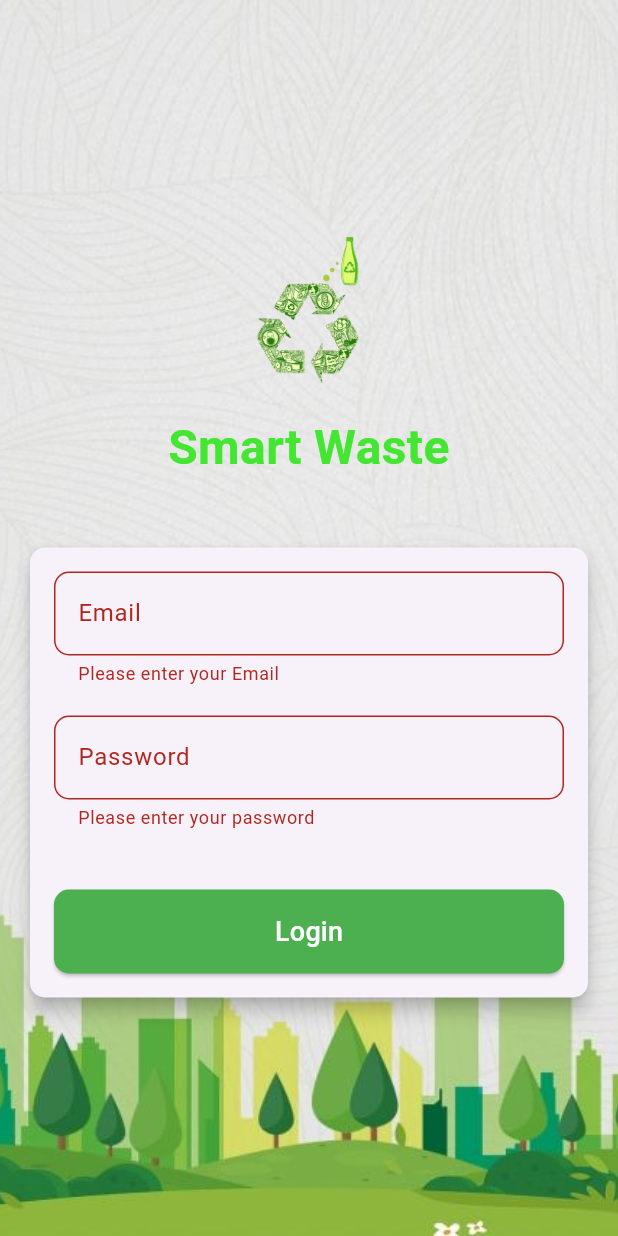
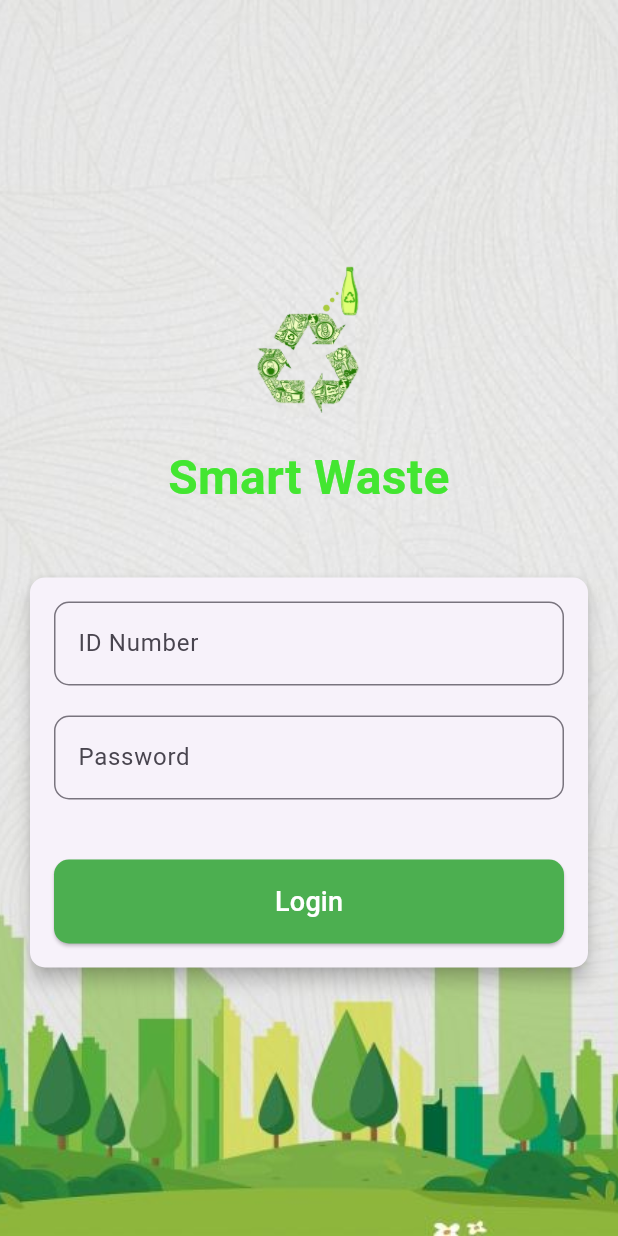
Before and after one commit to Azucarz/Recycle-To-Money-Andriod, a Flutter app: the screen it shows after launch, after a tap on "Login", on a phone screen of 412 x 824 dp. Run offline on Flutter 3.47's test engine with Material 3 defaults, Android fonts, the phone set to English and light mode, and no system bars; our stand-ins replace supabase_flutter; accounts and stored records are empty.

Commit message:
30% work
Ini project 30% work 70% putus asa

```diff
--- a/lib/login_page.dart
+++ b/lib/login_page.dart
@@ -1,13 +1,8 @@
 import 'package:flutter/material.dart';
-import 'package:supabase_flutter/supabase_flutter.dart';
-import 'profil_page.dart';
+import 'package:smart_waste/profil_user_page.dart';
+import 'profil_user_page.dart';
 
-void main() async {
-  // Inisialisasi Supabase
-  await Supabase.initialize(
-    url: 'https://eicuolgrlmpkywitfblr.supabase.co', // URL Supabase Anda
-    anonKey: 'eyJhbGciOiJIUzI1NiIsInR5cCI6IkpXVCJ9.eyJpc3MiOiJzdXBhYmFzZSIsInJlZiI6ImVpY3VvbGdybG1wa3l3aXRmYmxyIiwicm9sZSI6ImFub24iLCJpYXQiOjE3MjQ3NzM0OTYsImV4cCI6MjA0MDM0OTQ5Nn0.e_fxtoz74yBNO1ircGFci2lIQ6dGeTNL02oTJhggx7U', // anonKey Supabase Anda
-  );
+void main() {
   runApp(const MyApp());
 }
 
@@ -38,45 +33,13 @@ class _LoginPageState extends State<LoginPage> {
   final _formKey = GlobalKey<FormState>();
   final TextEditingController _emailController = TextEditingController();
   final TextEditingController _passwordController = TextEditingController();
-  final _supabaseClient = Supabase.instance.client;
-
-  String _errorMessage = '';
-
-  Future<void> _login() async {
-    final email = _emailController.text;
-    final password = _passwordController.text;
-
-    try {
-      final response = await _supabaseClient.auth.signInWithPassword(
-        email: email,
-        password: password,
-      );
-
-      if (response.session == null) {
-        setState(() {
-          _errorMessage = 'Login failed: Invalid email or password';
-        });
-        return;
-      }
-
-      // Login berhasil, arahkan ke halaman profile.dart
-      Navigator.pushReplacement(
-  context,
-  MaterialPageRoute(builder: (context) => const ProfilePage()),
-);
-    } catch (e) {
-      // Tangani kesalahan jika terjadi
-      setState(() {
-        _errorMessage = 'An error occurred: $e';
-      });
-    }
-  }
 
   @override
   Widget build(BuildContext context) {
     return Scaffold(
       body: Stack(
         children: [
+          // Gambar background
           Container(
             decoration: const BoxDecoration(
               image: DecorationImage(
@@ -121,7 +84,7 @@ class _LoginPageState extends State<LoginPage> {
                             TextFormField(
                               controller: _emailController,
                               decoration: InputDecoration(
-                                labelText: 'Email',
+                                labelText: 'ID Number',
                                 border: OutlineInputBorder(
                                   borderRadius: BorderRadius.circular(10.0),
                                 ),
@@ -129,7 +92,7 @@ class _LoginPageState extends State<LoginPage> {
                               keyboardType: TextInputType.emailAddress,
                               validator: (value) {
                                 if (value!.isEmpty) {
-                                  return 'Please enter your Email';
+                                  return 'Please enter your ID Number';
                                 }
                                 return null;
                               },
@@ -162,9 +125,39 @@ class _LoginPageState extends State<LoginPage> {
                                 padding: const EdgeInsets.symmetric(vertical: 15.0),
                               ),
                               onPressed: () {
-                                if (_formKey.currentState!.validate()) {
-                                  _login();
-                                }
+                                // if (_formKey.currentState!.validate()) {
+                                  String email = _emailController.text;
+                                  String password = _passwordController.text;
+
+                                  print('Email: $email, Password: $password');
+                                  if (email == 'customer@gmail.com') {
+                                    if (password == 'customer') {
+                                      // Navigate to ProfilPage
+                                      Navigator.push(
+                                        context,
+                                        MaterialPageRoute(
+                                            builder: (context) => HomePage()),
+
+                                      );
+                                      debugPrint("Customer");
+                                    } else {
+                                      debugPrint("You are not the user.Please Register");
+                                    }
+                                  } else if (email == 'worker@gmail.com') {
+                                    if (password == 'worker') {
+                                      Navigator.push(
+                                        context,
+                                        MaterialPageRoute(
+                                            builder: (context) => HomePage()),
+                                        );
+                                        debugPrint("Worker");
+                                    } else {
+                                      debugPrint("You are not the user.Please Register");
+                                    }
+                                  }
+
+
+                                // }
                               },
                               child: const Text(
                                 'Login',
@@ -174,14 +167,6 @@ class _LoginPageState extends State<LoginPage> {
                                 ),
                               ),
                             ),
-                            if (_errorMessage.isNotEmpty)
-                              Padding(
-                                padding: const EdgeInsets.only(top: 20),
-                                child: Text(
-                                  _errorMessage,
-                                  style: const TextStyle(color: Colors.red),
-                                ),
-                              ),
                           ],
                         ),
                       ),
```
Also changed, not shown: lib/f_request.dart (added, +122 -0 lines), lib/f_status.dart (added, +151 -0 lines), lib/profil_page.dart (deleted, +0 -101 lines), lib/profil_user_page.dart (added, +133 -0 lines), lib/f_wallet.dart (added).
